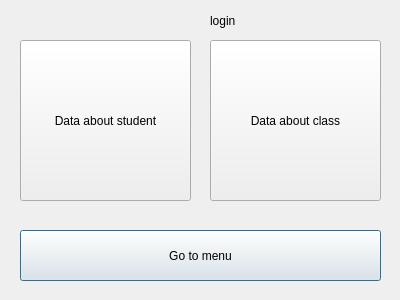
albaSANDROS/DIPLOMA-PROJECT.-Multi-user-client-server-application-e-journal, file QTcreator/Diary/get_data.ui: the form before one commit.
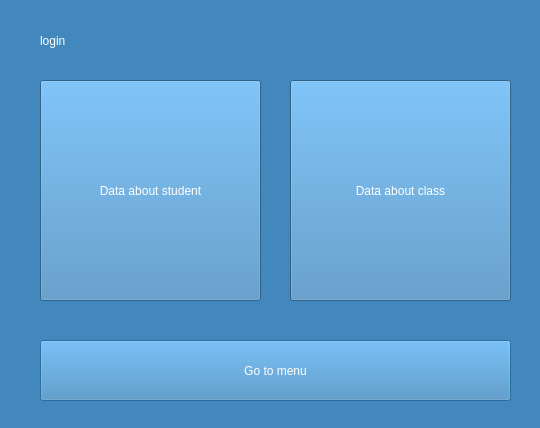
The form after the commit.

Commit message: Added icon to project. Changed main style of program

```diff
--- a/QTcreator/Diary/get_data.ui
+++ b/QTcreator/Diary/get_data.ui
@@ -6,22 +6,29 @@
    <rect>
     <x>0</x>
     <y>0</y>
-    <width>400</width>
-    <height>300</height>
+    <width>540</width>
+    <height>428</height>
    </rect>
   </property>
   <property name="windowTitle">
    <string>Dialog</string>
   </property>
+  <property name="styleSheet">
+   <string notr="true">background-color: rgb(67, 136, 189);
+selection-color: rgb(22, 34, 49);</string>
+  </property>
   <widget class="QLabel" name="label">
    <property name="geometry">
     <rect>
-     <x>210</x>
-     <y>0</y>
-     <width>171</width>
+     <x>40</x>
+     <y>20</y>
+     <width>471</width>
      <height>41</height>
     </rect>
    </property>
+   <property name="styleSheet">
+    <string notr="true">color: rgb(255, 255, 255);</string>
+   </property>
    <property name="text">
     <string>login</string>
    </property>
@@ -29,12 +36,15 @@
   <widget class="QPushButton" name="get_back_button">
    <property name="geometry">
     <rect>
-     <x>20</x>
-     <y>230</y>
-     <width>361</width>
-     <height>51</height>
+     <x>40</x>
+     <y>340</y>
+     <width>471</width>
+     <height>61</height>
     </rect>
    </property>
+   <property name="styleSheet">
+    <string notr="true">color: rgb(255, 255, 255);</string>
+   </property>
    <property name="text">
     <string>Go to menu</string>
    </property>
@@ -42,12 +52,15 @@
   <widget class="QPushButton" name="classes_info_button">
    <property name="geometry">
     <rect>
-     <x>210</x>
-     <y>40</y>
-     <width>171</width>
-     <height>161</height>
+     <x>290</x>
+     <y>80</y>
+     <width>221</width>
+     <height>221</height>
     </rect>
    </property>
+   <property name="styleSheet">
+    <string notr="true">color: rgb(255, 255, 255);</string>
+   </property>
    <property name="text">
     <string>Data about class</string>
    </property>
@@ -55,12 +68,15 @@
   <widget class="QPushButton" name="students_info_button">
    <property name="geometry">
     <rect>
-     <x>20</x>
-     <y>40</y>
-     <width>171</width>
-     <height>161</height>
+     <x>40</x>
+     <y>80</y>
+     <width>221</width>
+     <height>221</height>
     </rect>
    </property>
+   <property name="styleSheet">
+    <string notr="true">color: rgb(255, 255, 255);</string>
+   </property>
    <property name="text">
     <string>Data about student</string>
    </property>
```
The commit also changes 59 other files.
